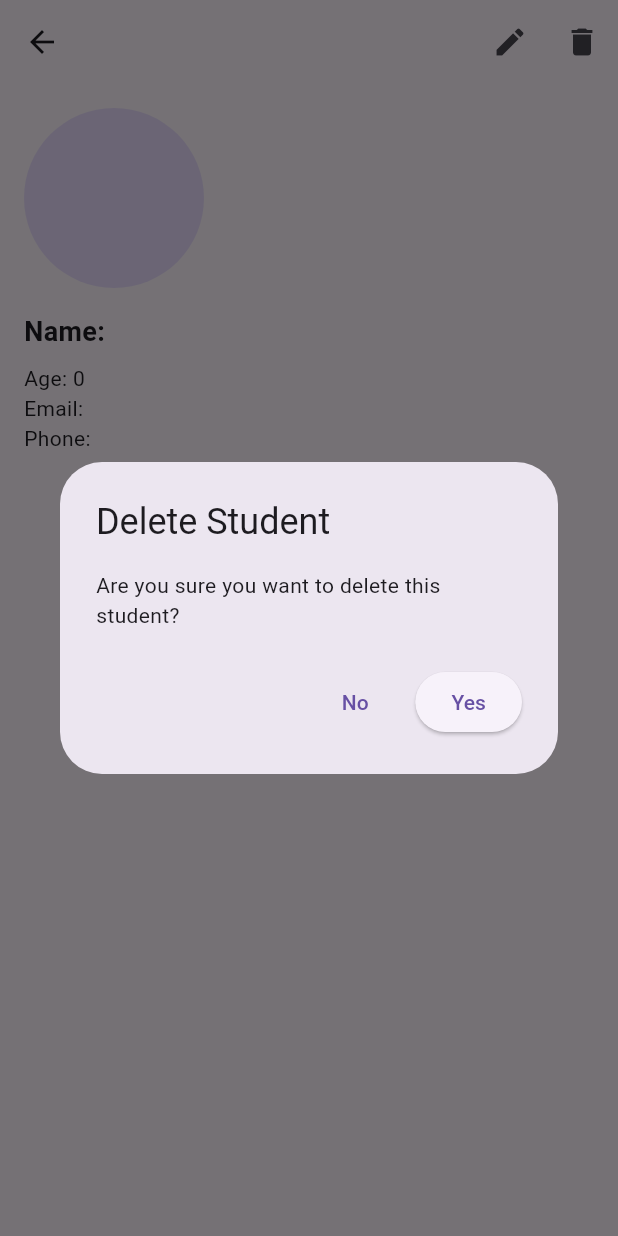
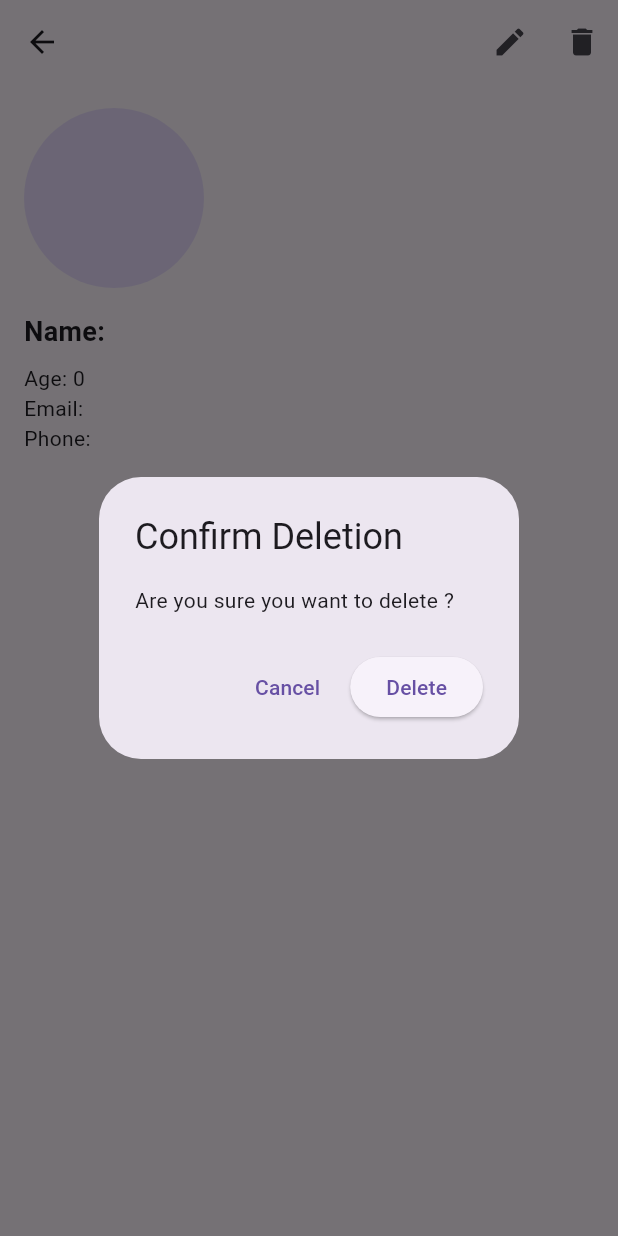
Before and after one commit to Sujin14/student_management_getx, a Flutter app: the StudentDetailScreen screen opened directly with empty values, after a tap on the "delete" icon, on a phone screen of 412 x 824 dp. Run offline on Flutter 3.47's test engine with Material 3 defaults, Android fonts, the phone set to English and light mode, and no system bars; our stand-ins replace get, image_picker, sqflite; accounts and stored records are empty.

```diff
--- a/lib/screens/student_details_screen.dart
+++ b/lib/screens/student_details_screen.dart
@@ -68,15 +68,10 @@ class StudentDetailScreen extends StatelessWidget {
   }
 
   void _deleteStudent(BuildContext context, Student student) async {
-    final confirm = await Dialogs.showConfirmationDialog(
-      context: context,
-      title: 'Delete Student',
-      content: 'Are you sure you want to delete this student?',
-    );
-
+    final confirm = await Dialogs.showDeleteConfirmation(student.name);
     if (confirm) {
       await Get.find<StudentController>().deleteStudent(student.id!);
-      Get.back(); // Close detail screen after deletion
+      Get.back();
     }
   }
 }
--- a/lib/screens/student_list_screen.dart
+++ b/lib/screens/student_list_screen.dart
@@ -115,11 +115,7 @@ class _StudentListScreenState extends State<StudentListScreen> {
   }
 
   void _deleteStudent(Student student) async {
-    final confirm = await Dialogs.showConfirmationDialog(
-      context: context,
-      title: 'Delete Student',
-      content: 'Are you sure you want to delete this student?',
-    );
+    final confirm = await Dialogs.showDeleteConfirmation(student.name);
 
     if (confirm) {
       await _controller.deleteStudent(student.id!);
--- a/lib/utils/dialogs.dart
+++ b/lib/utils/dialogs.dart
@@ -2,95 +2,22 @@ import 'package:flutter/material.dart';
 import 'package:get/get.dart';
 
 class Dialogs {
-  // Confirmation dialog that returns a boolean value (yes/no)
-  static Future<bool> showConfirmationDialog({
-    required BuildContext context,
-    required String title,
-    required String content,
-    String confirmText = 'Yes',
-    String cancelText = 'No',
-  }) async {
-    final result = await showDialog<bool>(
-      context: context,
-      builder:
-          (_) => AlertDialog(
-            title: Text(title),
-            content: Text(content),
-            actions: [
-              TextButton(
-                onPressed: () => Navigator.of(context).pop(false),
-                child: Text(cancelText),
-              ),
-              ElevatedButton(
-                onPressed: () => Navigator.of(context).pop(true),
-                child: Text(confirmText),
-              ),
-            ],
-          ),
-    );
-    return result ?? false;
-  }
-
-  // Info dialog to display a message with an "OK" button
-  static void showInfoDialog({
-    required BuildContext context,
-    required String title,
-    required String message,
-  }) {
-    showDialog(
-      context: context,
-      builder:
-          (_) => AlertDialog(
-            title: Text(title),
-            content: Text(message),
-            actions: [
-              TextButton(
-                onPressed: () => Navigator.of(context).pop(),
-                child: const Text('OK'),
-              ),
-            ],
-          ),
-    );
-  }
-
-  // GetX-based confirmation dialog (non-blocking)
-  static Future<bool> showConfirmationDialogWithGetX({
-    required String title,
-    required String content,
-    String confirmText = 'Yes',
-    String cancelText = 'No',
-  }) {
-    return Get.dialog(
+  static Future<bool> showDeleteConfirmation(String name) async {
+    return await Get.dialog(
       AlertDialog(
-        title: Text(title),
-        content: Text(content),
+        title: const Text('Confirm Deletion'),
+        content: Text('Are you sure you want to delete $name?'),
         actions: [
           TextButton(
             onPressed: () => Get.back(result: false),
-            child: Text(cancelText),
+            child: const Text('Cancel'),
           ),
           ElevatedButton(
             onPressed: () => Get.back(result: true),
-            child: Text(confirmText),
+            child: const Text('Delete'),
           ),
         ],
       ),
     ).then((value) => value ?? false);
   }
-
-  // GetX-based info dialog (non-blocking)
-  static void showInfoDialogWithGetX({
-    required String title,
-    required String message,
-  }) {
-    Get.dialog(
-      AlertDialog(
-        title: Text(title),
-        content: Text(message),
-        actions: [
-          TextButton(onPressed: () => Get.back(), child: const Text('OK')),
-        ],
-      ),
-    );
-  }
 }
--- a/lib/widgets/student_form.dart
+++ b/lib/widgets/student_form.dart
@@ -91,7 +91,7 @@ class _StudentFormScreenState extends State<StudentFormScreen> {
         controller.updateStudent(newStudent);
       }
 
-      Get.back(); // Close the form screen
+      Get.back();
     }
   }
 
--- a/lib/widgets/student_listview.dart
+++ b/lib/widgets/student_listview.dart
@@ -32,9 +32,9 @@ class StudentListView extends StatelessWidget {
           leading: CircleAvatar(
             backgroundImage:
                 student.imagePath.isEmpty
-                    ? const AssetImage(
-                      'assets/images/default_image.png',
-                    ) // Default image if path is empty
+                    ? const NetworkImage(
+                      'https://images.icon-icons.com/1378/PNG/512/avatardefault_92824.png',
+                    )
                     : FileImage(File(student.imagePath)),
             radius: 25,
           ),
```
Also changed, not shown: lib/utils/validators.dart (+3 -8 lines), lib/widgets/student_gridview.dart (+3 -4 lines).
